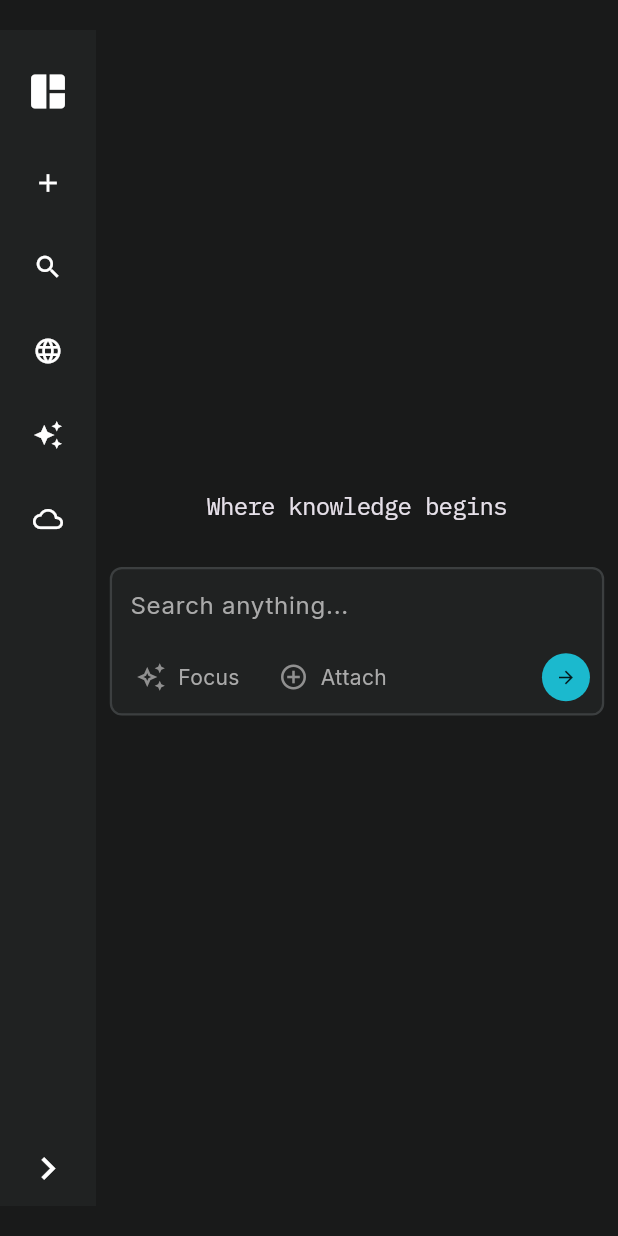
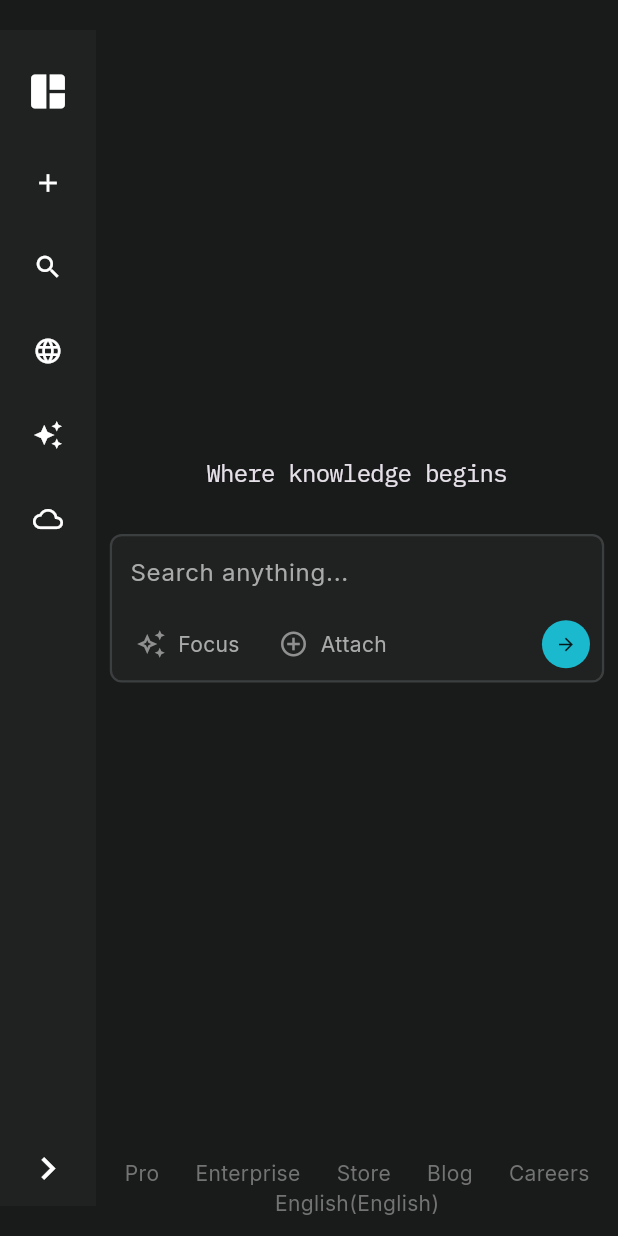
Before and after one commit to eclairsameal/Perplexity_Clone, a Flutter app: the screen it shows after launch, on a phone screen of 412 x 824 dp. Run offline on Flutter 3.47's test engine with Material 3 defaults, Android fonts, the phone set to English and light mode, and no system bars; our stand-ins replace google_fonts.

Commit message:
Complete the footer UI.

```diff
--- a/perplexity/lib/pages/home_page.dart
+++ b/perplexity/lib/pages/home_page.dart
@@ -1,4 +1,5 @@
 import 'package:flutter/material.dart';
+import 'package:perplexity/theme/colors.dart';
 import 'package:perplexity/widgets/search_section.dart';
 import 'package:perplexity/widgets/side_bar.dart';
 
@@ -16,8 +17,77 @@
             child: Column(
               children: [
                 // search section
-                Expanded(child: SearchSection()),
-                Container(height: 20),
+                Expanded(
+                    child: SearchSection()
+                ),
+                Container(
+                  padding: EdgeInsets.symmetric(vertical: 12),
+                  child: Wrap(
+                    alignment: WrapAlignment.center,
+                    children: [
+                      Padding(
+                        padding: EdgeInsets.symmetric(horizontal: 12),
+                        child: Text(
+                          "Pro",
+                          style: TextStyle(
+                            fontSize: 14,
+                            color: AppColors.footerGrey,
+                          ),
+                        ),
+                      ),
+                      Padding(
+                        padding: EdgeInsets.symmetric(horizontal: 12),
+                        child: Text(
+                          "Enterprise",
+                          style: TextStyle(
+                            fontSize: 14,
+                            color: AppColors.footerGrey,
+                          ),
+                        ),
+                      ),
+                      Padding(
+                        padding: EdgeInsets.symmetric(horizontal: 12),
+                        child: Text(
+                          "Store",
+                          style: TextStyle(
+                            fontSize: 14,
+                            color: AppColors.footerGrey,
+                          ),
+                        ),
+                      ),
+                      Padding(
+                        padding: EdgeInsets.symmetric(horizontal: 12),
+                        child: Text(
+                          "Blog",
+                          style: TextStyle(
+                            fontSize: 14,
+                            color: AppColors.footerGrey,
+                          ),
+                        ),
+                      ),
+                      Padding(
+                        padding: EdgeInsets.symmetric(horizontal: 12),
+                        child: Text(
+                          "Careers",
+                          style: TextStyle(
+                            fontSize: 14,
+                            color: AppColors.footerGrey,
+                          ),
+                        ),
+                      ),
+                      Padding(
+                        padding: EdgeInsets.symmetric(horizontal: 12),
+                        child: Text(
+                          "English(English)",
+                          style: TextStyle(
+                            fontSize: 14,
+                            color: AppColors.footerGrey,
+                          ),
+                        ),
+                      ),
+                    ],
+                  ),
+                ),
                 // footer
               ],
             ),
```
